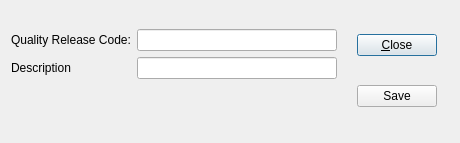
First picture: the form in source/quality/foundation-database/uiforms/qreleasecode.ui, repository tomdatkins/xtuple, before the edit.
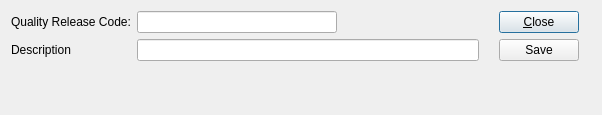
Second picture: the form after the edit. Custom widgets are drawn as their Qt base class.

What changed in the file:
```diff
--- a/source/quality/foundation-database/uiforms/qreleasecode.ui
+++ b/source/quality/foundation-database/uiforms/qreleasecode.ui
@@ -13,8 +13,8 @@
    <rect>
     <x>0</x>
     <y>0</y>
-    <width>439</width>
-    <height>143</height>
+    <width>602</width>
+    <height>115</height>
    </rect>
   </property>
   <property name="windowTitle">
@@ -22,17 +22,54 @@
   </property>
   <layout class="QGridLayout" name="gridLayout">
    <item row="0" column="0">
-    <layout class="QFormLayout" name="formLayout">
-     <property name="fieldGrowthPolicy">
-      <enum>QFormLayout::FieldsStayAtSizeHint</enum>
-     </property>
-     <property name="topMargin">
-      <number>18</number>
-     </property>
-     <property name="bottomMargin">
-      <number>18</number>
-     </property>
-     <item row="0" column="0">
+    <layout class="QHBoxLayout" name="horizontalLayout">
+     <item>
+      <layout class="QGridLayout" name="gridLayout_2">
+       <item row="1" column="1">
+        <layout class="QHBoxLayout" name="horizontalLayout_2">
+         <item>
+          <widget class="XLineEdit" name="_name">
+           <property name="minimumSize">
+            <size>
+             <width>200</width>
+             <height>0</height>
+            </size>
+           </property>
+          </widget>
+         </item>
+         <item>
+          <spacer name="horizontalSpacer">
+           <property name="orientation">
+            <enum>Qt::Horizontal</enum>
+           </property>
+           <property name="sizeHint" stdset="0">
+            <size>
+             <width>40</width>
+             <height>20</height>
+            </size>
+           </property>
+          </spacer>
+         </item>
+        </layout>
+       </item>
+       <item row="2" column="1">
+        <widget class="QLineEdit" name="_desc">
+         <property name="minimumSize">
+          <size>
+           <width>200</width>
+           <height>0</height>
+          </size>
+         </property>
+        </widget>
+       </item>
+       <item row="2" column="0">
+        <widget class="QLabel" name="_descripLit">
+         <property name="text">
+          <string>Description</string>
+         </property>
+        </widget>
+       </item>
+       <item row="1" column="0">
       <widget class="QLabel" name="_nameLit">
        <property name="text">
         <string>Quality Release Code:</string>
@@ -42,49 +79,9 @@
        </property>
       </widget>
      </item>
-     <item row="0" column="1">
-      <widget class="XLineEdit" name="_name">
-       <property name="minimumSize">
-        <size>
-         <width>200</width>
-         <height>0</height>
-        </size>
-       </property>
-      </widget>
-     </item>
-     <item row="1" column="0">
-      <widget class="QLabel" name="_descripLit">
-       <property name="text">
-        <string>Description</string>
-       </property>
-      </widget>
-     </item>
-     <item row="1" column="1">
-      <widget class="QLineEdit" name="_desc">
-       <property name="minimumSize">
-        <size>
-         <width>200</width>
-         <height>0</height>
-        </size>
-       </property>
-      </widget>
-     </item>
-     <item row="2" column="0">
-      <spacer name="verticalSpacer_2">
-       <property name="orientation">
-        <enum>Qt::Vertical</enum>
-       </property>
-       <property name="sizeHint" stdset="0">
-        <size>
-         <width>20</width>
-         <height>40</height>
-        </size>
-       </property>
-      </spacer>
-     </item>
-    </layout>
-   </item>
-   <item row="0" column="1">
+      </layout>
+     </item>
+     <item>
     <layout class="QVBoxLayout" name="verticalLayout">
      <property name="leftMargin">
       <number>14</number>
@@ -125,6 +122,21 @@
     </layout>
    </item>
   </layout>
+   </item>
+   <item row="2" column="0">
+    <spacer name="verticalSpacer_2">
+     <property name="orientation">
+      <enum>Qt::Vertical</enum>
+     </property>
+     <property name="sizeHint" stdset="0">
+      <size>
+       <width>20</width>
+       <height>40</height>
+      </size>
+     </property>
+    </spacer>
+   </item>
+  </layout>
  </widget>
  <customwidgets>
   <customwidget>
```
Left out of the diff: 4 changed lines with no effect on the pictures. Lines whose indentation alone changed are shown as unchanged.
